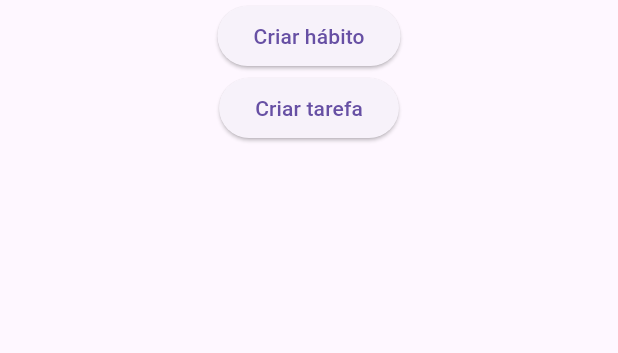
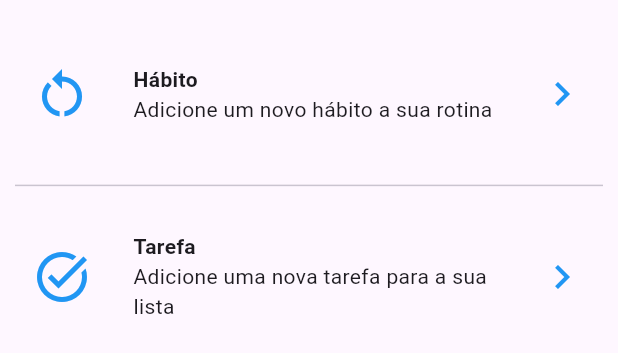
Before and after one commit to felipemarley/health_habit, a Flutter app: the CreateActivityModal widget shown alone on an empty page, opened directly, on a phone screen of 412 x 824 dp. Shown: the top 353 px of the screen. Run offline on Flutter 3.47's test engine with Material 3 defaults, Android fonts, the phone set to English and light mode, and no system bars; network calls fail.

Commit message:
create activity modal options

```diff
--- a/lib/widgets/ActivitiesList.dart
+++ b/lib/widgets/ActivitiesList.dart
@@ -1,11 +1,11 @@
 import 'package:flutter/material.dart';
 import 'package:health_habit/models/Activity.dart';
 import 'package:health_habit/models/Task.dart';
+import 'package:health_habit/models/Habit.dart';
 import 'package:health_habit/models/enums/ActivityStatus.dart';
 import 'package:health_habit/widgets/ActivityModal.dart';
 import 'package:health_habit/widgets/CategoryIconBadge.dart';
 import 'package:health_habit/widgets/HorizontalDatePicker.dart';
-
 import 'package:health_habit/constants/mocked_activities.dart'; // ATIVIDADES ESTÃO AQUI <---
 
 class ActivitiesList extends StatefulWidget {
--- a/lib/widgets/CreateActivityModal.dart
+++ b/lib/widgets/CreateActivityModal.dart
@@ -3,35 +3,96 @@ import 'package:flutter/material.dart';
 class CreateActivityModal extends StatelessWidget {
   const CreateActivityModal({super.key});
 
+  void goToHabitForm(BuildContext context) {
+    Navigator.of(context).pop();
+    Navigator.of(context).pushNamed('/habit-form');
+  }
+
+  void goToTaskForm(BuildContext context) {
+    Navigator.of(context).pop();
+    Navigator.of(context).pushNamed('/task-form');
+  }
+
   @override
   Widget build(BuildContext context) {
     return Container(
       width: double.infinity,
-      height: MediaQuery.sizeOf(context).height * 0.3,
+      height: MediaQuery.of(context).size.height * 0.3, // 30% of the screen height
+      padding: EdgeInsets.all(10), // Adds padding for better visual spacing
       child: Column(
         children: [
-          ElevatedButton(
-            onPressed: () {
-              // faz um print para debug
-              print("Criar hábito");
-              Navigator.of(context).pop(); // Fecha o modal
-              Navigator.of(context).pushNamed(
-                  '/habit-form'); // Navega para o formulário de hábito
-            },
-            child: Text("Criar hábito"),
-          ),
-          ElevatedButton(
-            onPressed: () {
-              // faz um print para debug
-              print("Criar tarefa");
-              Navigator.of(context).pop(); // Fecha o modal
-              Navigator.of(context).pushNamed(
-                  '/task-form'); // Navega para o formulário de tarefa
-            },
-            child: Text("Criar tarefa"),
-          ),
+          ModalOption(
+              title: 'Hábito',
+              description: 'Adicione um novo hábito a sua rotina',
+              icon: Icons.restart_alt,
+              onTap: () => goToHabitForm(context)),
+          Divider(),
+          ModalOption(
+              title: 'Tarefa',
+              description: 'Adicione uma nova tarefa para a sua lista',
+              icon: Icons.task_alt,
+              onTap: () => goToTaskForm(context)),
         ],
       ),
     );
   }
 }
+
+class ModalOption extends StatelessWidget {
+  final String title;
+  final String description;
+  final IconData icon;
+  final void Function() onTap;
+  const ModalOption({
+    super.key,
+    required this.title,
+    required this.description,
+    required this.icon,
+    required this.onTap,
+  });
+
+  @override
+  Widget build(BuildContext context) {
+    return Expanded(
+      flex: 1, // Also takes 1 part of the space, equal to the button
+      child: GestureDetector(
+        onTap: onTap, // Use the passed onTap function
+        child: Row(
+          mainAxisAlignment: MainAxisAlignment.spaceAround,
+          crossAxisAlignment: CrossAxisAlignment.stretch,
+          children: [
+            Icon(
+              icon,
+              size: 40.0,
+              color: Colors.blue,
+            ),
+            Padding(
+              padding: EdgeInsets.only(left: 5), // Adds padding for better visual spacing
+              child: Container(
+                width: MediaQuery.of(context).size.width * 0.6, // 60% of the screen width
+                child: Expanded(
+                  child: Column(
+                    mainAxisAlignment: MainAxisAlignment.center,
+                    crossAxisAlignment: CrossAxisAlignment.start,
+                    children: [
+                      Text(
+                        title,
+                        style: TextStyle(fontWeight: FontWeight.bold),
+                      ),
+                      Text(description),
+                    ],
+                  ),
+                ),
+              ),
+            ),
+            Icon(
+              Icons.keyboard_arrow_right_outlined,
+              size: 32.0,
+              color: Colors.blue,
+            ),
+          ],
+        ),
+      ),
+    );
+  }
+}
```
